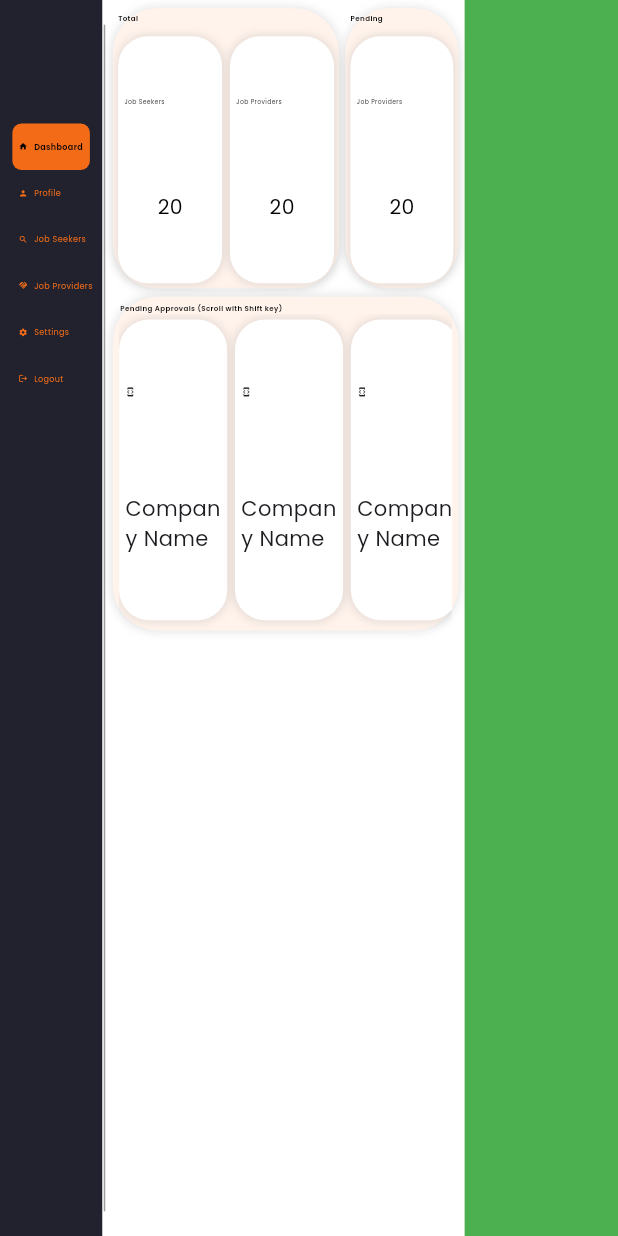
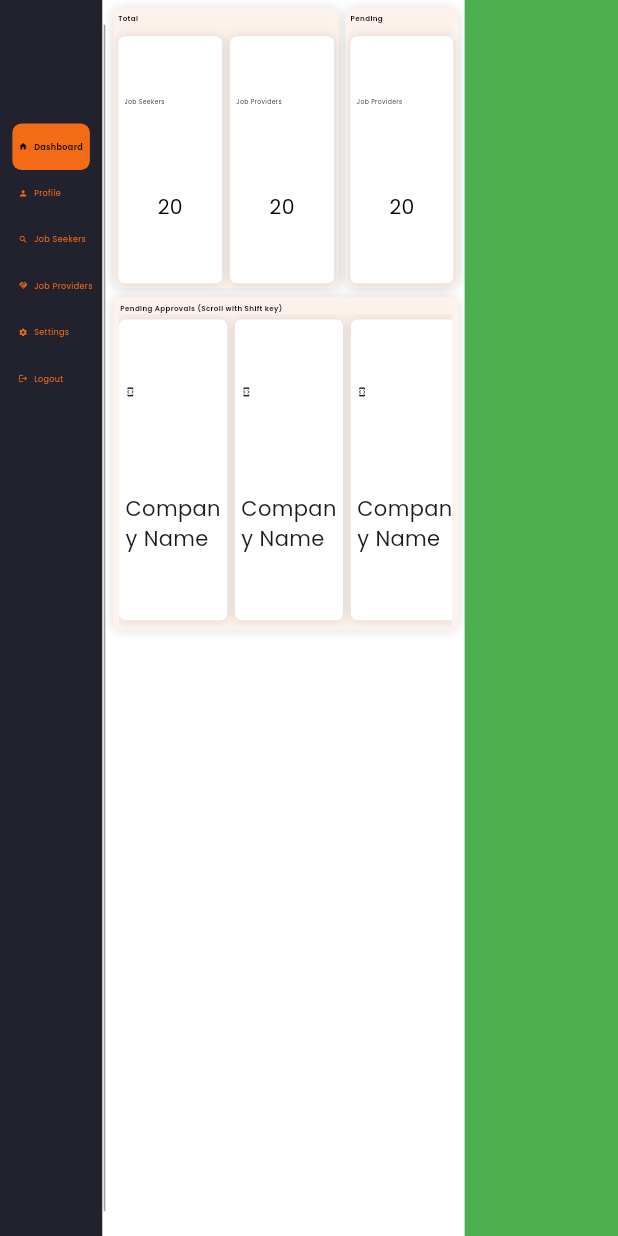
Before and after one commit to Randil-Hasanga/third_year_project_web_team_14, a Flutter app: the screen it shows after launch, on a phone screen of 412 x 824 dp. Run offline on Flutter 3.47's test engine with Material 3 defaults, Android fonts, the phone set to English and light mode, and no system bars; our stand-ins replace fl_chart, get_it, google_fonts.

Commit message:
UI modifications

```diff
--- a/jms_desktop/lib/const/constants.dart
+++ b/jms_desktop/lib/const/constants.dart
@@ -3,11 +3,11 @@ import 'package:flutter/material.dart';
 //const backgroundColor = Color(0xFF21222D);
 
 
-const backgroundColor = Color.fromARGB(221, 255, 255, 255);
+const backgroundColor = Color.fromARGB(209, 255, 255, 255);
 const primaryColor = Color(0xFF2697ff);
 const secondaryColor = Color(0xFFffffff);
 //const cardBackgroundColor = Color(0xFF15131c);
-const cardBackgroundColorLayer2 = Color.fromARGB(255, 255, 243, 236);
+const cardBackgroundColorLayer2 = Color.fromARGB(232, 255, 243, 236);
 const cardBackgroundColor = Colors.white;
 
 const selectionColor = Color.fromARGB(255, 243, 107, 23);
--- a/jms_desktop/lib/widgets/activity_details_card.dart
+++ b/jms_desktop/lib/widgets/activity_details_card.dart
@@ -31,7 +31,7 @@ class _ActivityDetailsCardState extends State<ActivityDetailsCardWidget> {
             decoration: BoxDecoration(
               //color: Color.fromARGB(172, 255, 255, 255),
               color: cardBackgroundColorLayer2,
-              borderRadius: BorderRadius.circular(30),
+              borderRadius: BorderRadius.circular(_widthXheight! * 1),
               boxShadow: const [
                 BoxShadow(
                   color: Colors.black12,
@@ -79,7 +79,7 @@ class _ActivityDetailsCardState extends State<ActivityDetailsCardWidget> {
                           duration: Duration(milliseconds: 300),
                           decoration: BoxDecoration(
                             color: cardBackgroundColor,
-                            borderRadius: BorderRadius.circular(20),
+                            borderRadius: BorderRadius.circular(_widthXheight! * 0.66),
                             boxShadow: const [
                               BoxShadow(
                                 color: Colors.black12,
@@ -132,7 +132,7 @@ class _ActivityDetailsCardState extends State<ActivityDetailsCardWidget> {
                           duration: Duration(milliseconds: 300),
                           decoration: BoxDecoration(
                             color: cardBackgroundColor,
-                            borderRadius: BorderRadius.circular(20),
+                            borderRadius: BorderRadius.circular(_widthXheight! * 0.66),
                             boxShadow: const [
                               BoxShadow(
                                 color: Colors.black12,
@@ -191,7 +191,7 @@ class _ActivityDetailsCardState extends State<ActivityDetailsCardWidget> {
             decoration: BoxDecoration(
               //color: Color.fromARGB(172, 255, 255, 255),
               color: cardBackgroundColorLayer2,
-              borderRadius: BorderRadius.circular(30),
+              borderRadius: BorderRadius.circular(_widthXheight! * 1),
               boxShadow: const [
                 BoxShadow(
                   color: Colors.black12,
@@ -239,7 +239,7 @@ class _ActivityDetailsCardState extends State<ActivityDetailsCardWidget> {
                           duration: Duration(milliseconds: 300),
                           decoration: BoxDecoration(
                             color: cardBackgroundColor,
-                            borderRadius: BorderRadius.circular(20),
+                            borderRadius: BorderRadius.circular(_widthXheight! * 0.66),
                             boxShadow: const [
                               BoxShadow(
                                 color: Colors.black12,
--- a/jms_desktop/lib/widgets/listView_builder.dart
+++ b/jms_desktop/lib/widgets/listView_builder.dart
@@ -35,7 +35,7 @@ class ListViewBuilderWidget extends StatelessWidget {
           width: _deviceWidth! * 0.175,
           decoration: BoxDecoration(
             color: cardBackgroundColor,
-            borderRadius: BorderRadius.circular(20),
+            borderRadius: BorderRadius.circular(_widthXheight! * 0.66),
             boxShadow: const [
               BoxShadow(
                 color: Colors.black12,
--- a/jms_desktop/lib/widgets/pending_approvals_widget.dart
+++ b/jms_desktop/lib/widgets/pending_approvals_widget.dart
@@ -27,7 +27,7 @@ class _ApprovalListWidgetState extends State<ApprovalListWidget> {
       decoration: BoxDecoration(
         //color: Color.fromARGB(172, 255, 255, 255),
         color: cardBackgroundColorLayer2,
-        borderRadius: BorderRadius.circular(30),
+        borderRadius: BorderRadius.circular(_widthXheight! * 1),
         boxShadow: const [
           BoxShadow(
             color: Colors.black12,
```
